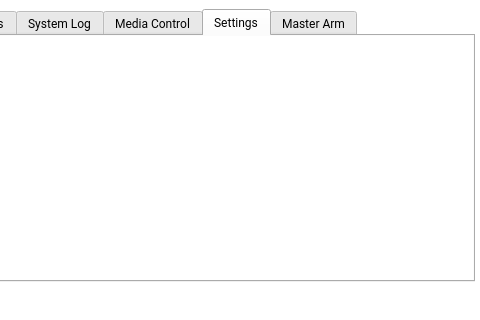
Above: MissionControl/soromainwindow.ui from wuspy/soro before the change; both pictures show x 467 to 947 and y 0 to 320 of the 947 by 600 pixel window. Below: the same form after it.
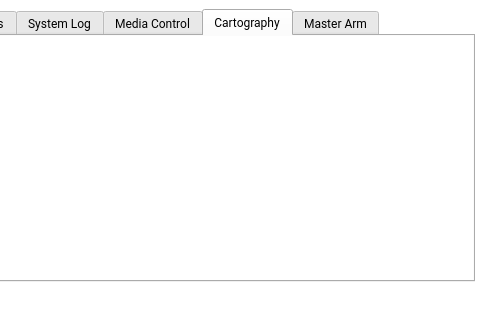
That is the form after the change. The open tabs and pages were chosen to show the change. Custom widgets are drawn as their Qt base class.

Commit message: Fix GPS precision bug

```diff
--- a/MissionControl/soromainwindow.ui
+++ b/MissionControl/soromainwindow.ui
@@ -917,7 +917,7 @@
        </widget>
        <widget class="QWidget" name="settingsTab">
         <attribute name="title">
-         <string>Settings</string>
+         <string>Cartography</string>
         </attribute>
        </widget>
        <widget class="QWidget" name="masterArmTab">
```
Left out of the diff: 4 changed lines with no effect on the pictures. The commit also changes 2 other files.
